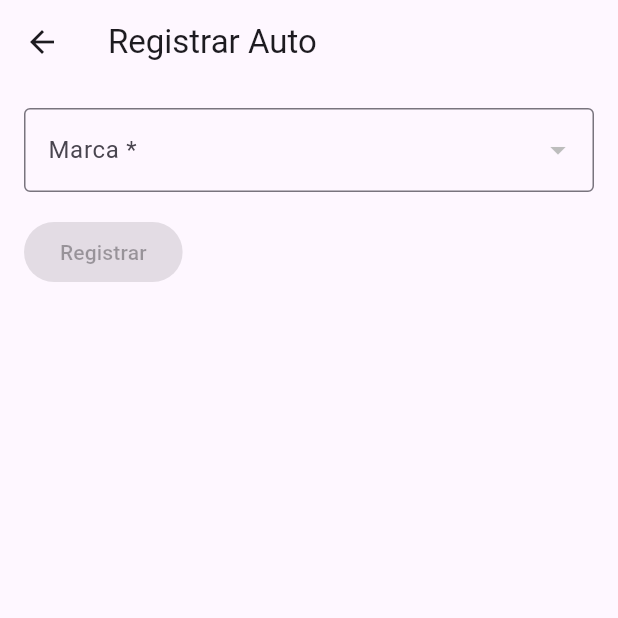
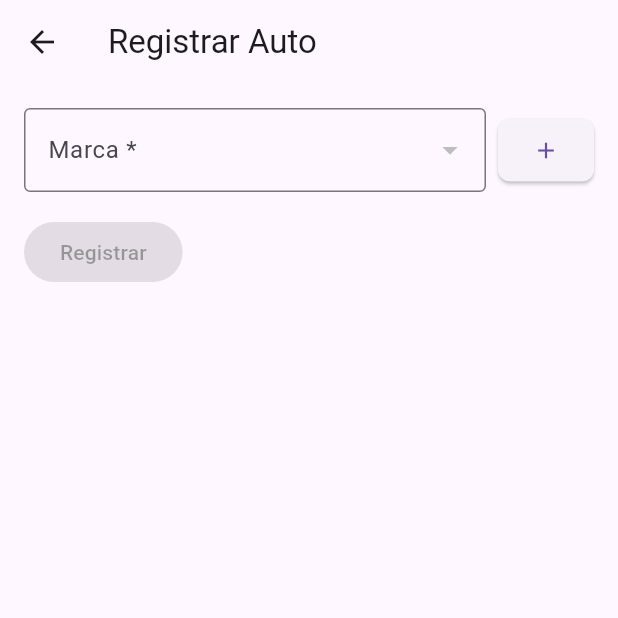
Before and after one commit to cheo2322/rental_car_flutter, a Flutter app: the screen it shows after launch, in the side drawer, after a tap on "Rentar mi auto", on a phone screen of 412 x 824 dp, the top half of it. Run offline on Flutter 3.47's test engine with Material 3 defaults, Android fonts, the phone set to English and light mode, and no system bars; our stand-ins replace dio; network calls fail.

Commit message:
Add button for Brand

```diff
--- a/lib/screens/car_register.dart
+++ b/lib/screens/car_register.dart
@@ -79,11 +79,15 @@ class _CarRegisterState extends State<CarRegister> {
           children: [
             _loadingBrands
                 ? CircularProgressIndicator()
-                : DropdownButtonFormField<String>(
+                : Row(
+                  children: [
+                    Expanded(
+                      child: DropdownButtonFormField<String>(
                         decoration: InputDecoration(
                           labelText: 'Marca *',
                           border: OutlineInputBorder(),
-                    errorText: _brandError ? 'Este campo es obligatorio' : null,
+                          errorText:
+                              _brandError ? 'Este campo es obligatorio' : null,
                         ),
                         value: _selectedBrand,
                         items:
@@ -99,49 +103,36 @@ class _CarRegisterState extends State<CarRegister> {
                           });
                         },
                       ),
+                    ),
+                    SizedBox(width: 8),
+                    ElevatedButton(
+                      onPressed: () {
+                        print('Botón de agregar presionado');
+                      },
+                      style: ElevatedButton.styleFrom(
+                        shape: RoundedRectangleBorder(
+                          borderRadius: BorderRadius.circular(8),
+                        ),
+                        padding: EdgeInsets.all(12),
+                      ),
+                      child: Icon(Icons.add),
+                    ),
+                  ],
+                ),
             SizedBox(height: 16),
-
-            // DropdownButtonFormField<String>(
-            //   decoration: InputDecoration(
-            //     labelText: 'Transmisión *',
-            //     border: OutlineInputBorder(),
-            //     errorText:
-            //         _transmissionError ? 'Este campo es obligatorio' : null,
-            //   ),
-            //   value: _selectedTransmission,
-            //   items:
-            //       ['Manual', 'Automático'].map((String transmission) {
-            //         return DropdownMenuItem<String>(
-            //           value: transmission,
-            //           child: Text(transmission),
-            //         );
-            //       }).toList(),
-            //   onChanged: (String? newValue) {
-            //     setState(() {
-            //       _selectedTransmission = newValue;
-            //     });
-            //   },
-            // ),
-            // SizedBox(height: 16),
             ElevatedButton(
               onPressed:
                   _isFormComplete()
                       ? () {
                         setState(() {
-                          // Validación de los campos
-                          // _nameError = _carNameController.text.isEmpty;
-                          // _modelError = _carModelController.text.isEmpty;
-                          // _typeError = _selectedType == null;
-                          // _transmissionError = _selectedTransmission == null;
                           _brandError = _selectedBrand == null;
                         });
 
                         if (_isFormComplete()) {
-                          // Acción al guardar el formulario
                           print('Brand: $_selectedBrand');
                         }
                       }
-                      : null, // Deshabilitar si no está completo
+                      : null, // Deshabilitar si el formulario no está completo.
               child: Text('Registrar'),
             ),
           ],
```
Lines whose indentation alone changed are shown as unchanged.
